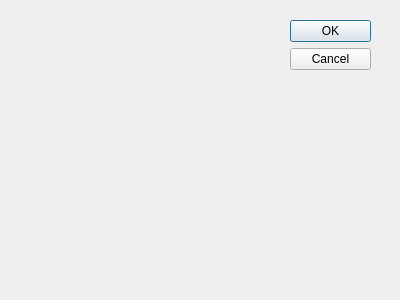
Qt form WranaSection/scheduleadddelete.ui (SEGA-ABBASYA/Data_Structures) before a commit.
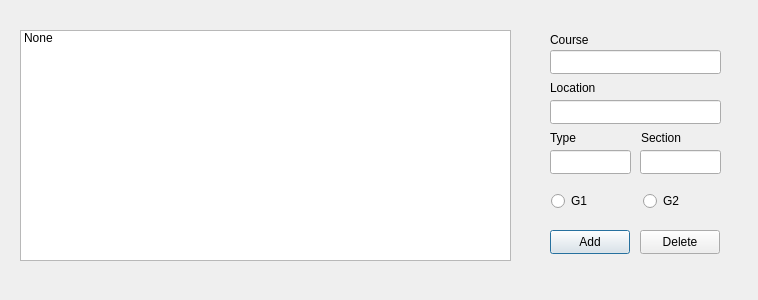
The same form after that commit.

Diff of the .ui file:
```diff
--- a/WranaSection/scheduleadddelete.ui
+++ b/WranaSection/scheduleadddelete.ui
@@ -6,27 +6,173 @@
    <rect>
     <x>0</x>
     <y>0</y>
-    <width>400</width>
+    <width>758</width>
     <height>300</height>
    </rect>
   </property>
   <property name="windowTitle">
    <string>Dialog</string>
   </property>
-  <widget class="QDialogButtonBox" name="buttonBox">
+  <widget class="QListWidget" name="CoursesList">
    <property name="geometry">
     <rect>
-     <x>290</x>
-     <y>20</y>
+     <x>20</x>
+     <y>30</y>
+     <width>491</width>
+     <height>231</height>
+    </rect>
+   </property>
+   <property name="editTriggers">
+    <set>QAbstractItemView::NoEditTriggers</set>
+   </property>
+   <item>
+    <property name="text">
+     <string>None</string>
+    </property>
+   </item>
+  </widget>
+  <widget class="QLineEdit" name="CourseTextField">
+   <property name="geometry">
+    <rect>
+     <x>550</x>
+     <y>50</y>
+     <width>171</width>
+     <height>24</height>
+    </rect>
+   </property>
+  </widget>
+  <widget class="QLineEdit" name="LocationTextField">
+   <property name="geometry">
+    <rect>
+     <x>550</x>
+     <y>100</y>
+     <width>171</width>
+     <height>24</height>
+    </rect>
+   </property>
+  </widget>
+  <widget class="QLineEdit" name="TypeTextField">
+   <property name="geometry">
+    <rect>
+     <x>550</x>
+     <y>150</y>
      <width>81</width>
-     <height>241</height>
+     <height>24</height>
     </rect>
    </property>
-   <property name="orientation">
-    <enum>Qt::Vertical</enum>
+  </widget>
+  <widget class="QPushButton" name="AddButton">
+   <property name="geometry">
+    <rect>
+     <x>550</x>
+     <y>230</y>
+     <width>80</width>
+     <height>24</height>
+    </rect>
    </property>
-   <property name="standardButtons">
-    <set>QDialogButtonBox::Cancel|QDialogButtonBox::Ok</set>
+   <property name="text">
+    <string>Add</string>
+   </property>
+  </widget>
+  <widget class="QPushButton" name="DeleteButton">
+   <property name="geometry">
+    <rect>
+     <x>640</x>
+     <y>230</y>
+     <width>80</width>
+     <height>24</height>
+    </rect>
+   </property>
+   <property name="text">
+    <string>Delete</string>
+   </property>
+  </widget>
+  <widget class="QLabel" name="label">
+   <property name="geometry">
+    <rect>
+     <x>550</x>
+     <y>32</y>
+     <width>49</width>
+     <height>16</height>
+    </rect>
+   </property>
+   <property name="text">
+    <string>Course</string>
+   </property>
+  </widget>
+  <widget class="QLabel" name="label_2">
+   <property name="geometry">
+    <rect>
+     <x>550</x>
+     <y>80</y>
+     <width>49</width>
+     <height>16</height>
+    </rect>
+   </property>
+   <property name="text">
+    <string>Location</string>
+   </property>
+  </widget>
+  <widget class="QLabel" name="label_3">
+   <property name="geometry">
+    <rect>
+     <x>550</x>
+     <y>130</y>
+     <width>49</width>
+     <height>16</height>
+    </rect>
+   </property>
+   <property name="text">
+    <string>Type</string>
+   </property>
+  </widget>
+  <widget class="QLabel" name="label_4">
+   <property name="geometry">
+    <rect>
+     <x>641</x>
+     <y>130</y>
+     <width>49</width>
+     <height>16</height>
+    </rect>
+   </property>
+   <property name="text">
+    <string>Section</string>
+   </property>
+  </widget>
+  <widget class="QLineEdit" name="SectionTextField">
+   <property name="geometry">
+    <rect>
+     <x>640</x>
+     <y>150</y>
+     <width>81</width>
+     <height>24</height>
+    </rect>
+   </property>
+  </widget>
+  <widget class="QRadioButton" name="G1radiobutton">
+   <property name="geometry">
+    <rect>
+     <x>551</x>
+     <y>190</y>
+     <width>51</width>
+     <height>22</height>
+    </rect>
+   </property>
+   <property name="text">
+    <string>G1</string>
+   </property>
+  </widget>
+  <widget class="QRadioButton" name="G2radiobutton">
+   <property name="geometry">
+    <rect>
+     <x>643</x>
+     <y>190</y>
+     <width>51</width>
+     <height>22</height>
+    </rect>
+   </property>
+   <property name="text">
+    <string>G2</string>
    </property>
   </widget>
  </widget>
```
Left out of the diff: 35 changed lines with no effect on the pictures.
